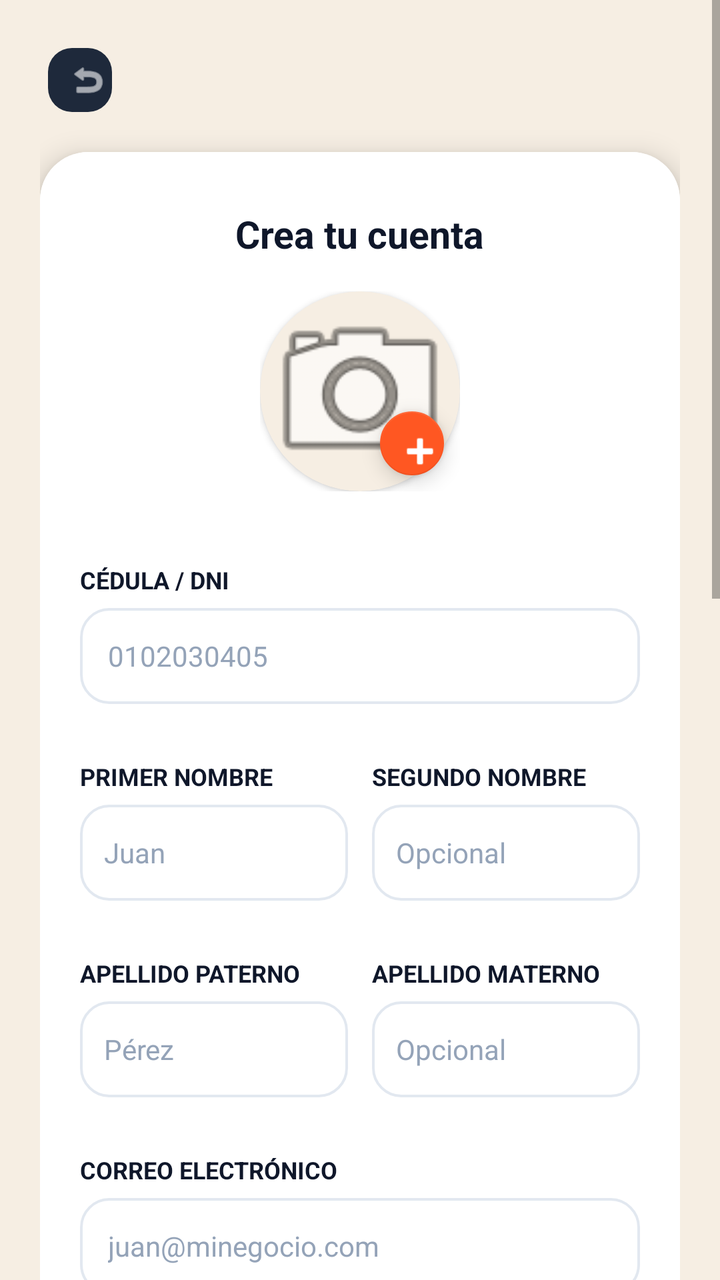
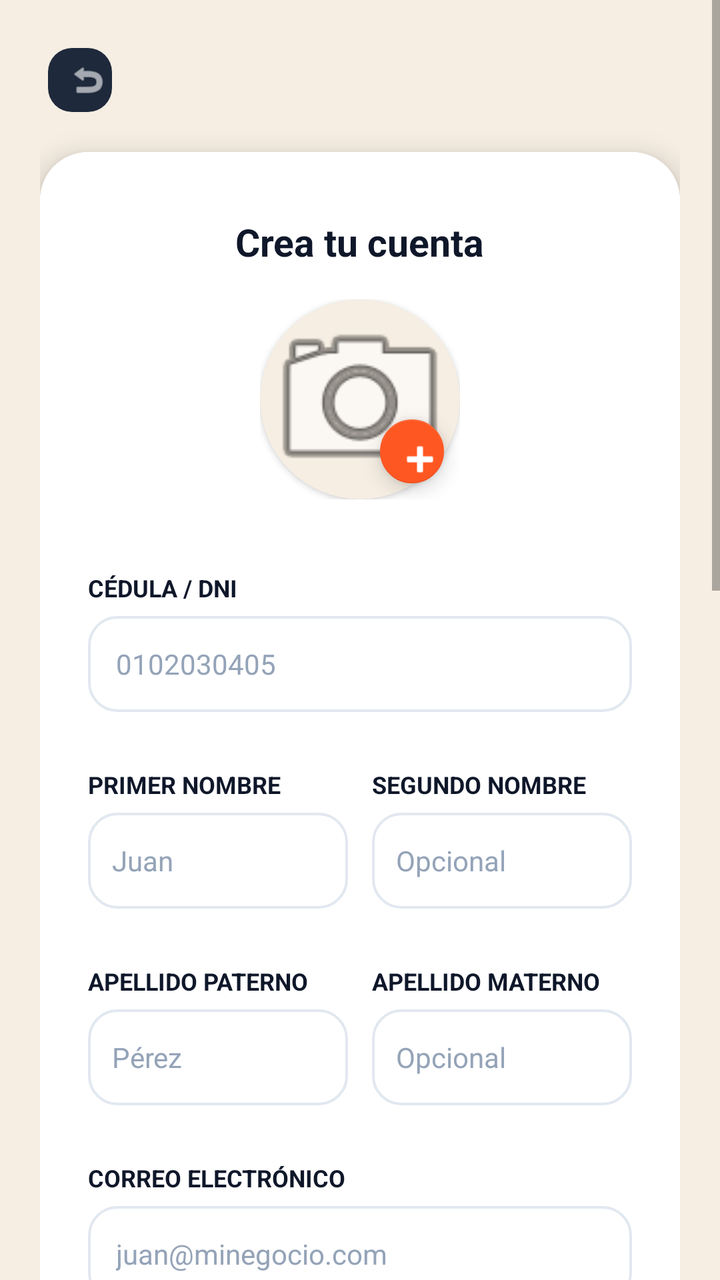

Screens rendered from an Android XML layout before and after an edit, with the pre-edit source and the edit as a unified diff.
<!-- AndroidManifest.xml: application theme Theme.MaterialComponents.Light.NoActionBar -->
<!-- res/layout/activity_registro.xml -->
<?xml version="1.0" encoding="utf-8"?>
<ScrollView xmlns:android="http://schemas.android.com/apk/res/android"
    xmlns:app="http://schemas.android.com/apk/res-auto"
    android:layout_width="match_parent"
    android:layout_height="match_parent"
    android:background="@color/web_background"
    android:fillViewport="true">

    <androidx.constraintlayout.widget.ConstraintLayout
        android:layout_width="match_parent"
        android:layout_height="wrap_content"
        android:padding="20dp">

        
        <com.google.android.material.button.MaterialButton
            android:id="@+id/btnRegresar"
            style="@style/Widget.Material3.Button.IconButton"
            android:layout_width="40dp"
            android:layout_height="40dp"
            app:backgroundTint="#1E293B"
            app:cornerRadius="12dp"
            app:icon="@android:drawable/ic_menu_revert"
            app:iconSize="20dp"
            app:iconTint="@color/white"
            app:layout_constraintStart_toStartOf="parent"
            app:layout_constraintTop_toTopOf="parent" />

        
        <com.google.android.material.card.MaterialCardView
            android:id="@+id/registerCard"
            android:layout_width="match_parent"
            android:layout_height="wrap_content"
            android:layout_marginTop="16dp"
            app:cardBackgroundColor="@color/card_background"
            app:cardCornerRadius="24dp"
            app:cardElevation="8dp"
            app:layout_constraintEnd_toEndOf="parent"
            app:layout_constraintStart_toStartOf="parent"
            app:layout_constraintTop_toBottomOf="@id/btnRegresar"
            app:strokeWidth="0dp">

            <LinearLayout
                android:layout_width="match_parent"
                android:layout_height="wrap_content"
                android:background="@color/card_background"
                android:orientation="vertical"
                android:paddingHorizontal="20dp"
                android:paddingTop="28dp"
                android:paddingBottom="24dp">

                
                <TextView
                    android:layout_width="wrap_content"
                    android:layout_height="wrap_content"
                    android:layout_gravity="center_horizontal"
                    android:text="Crea tu cuenta"
                    android:textColor="@color/text_main"
                    android:textSize="19sp"
                    android:textStyle="bold" />

                <Space
                    android:layout_width="match_parent"
                    android:layout_height="16dp" />

                
                <RelativeLayout
                    android:layout_width="100dp"
                    android:layout_height="100dp"
                    android:layout_gravity="center_horizontal">

                    <androidx.cardview.widget.CardView
                        android:id="@+id/cardFotoPerfil"
                        android:layout_width="100dp"
                        android:layout_height="100dp"
                        app:cardBackgroundColor="@color/web_background"
                        app:cardCornerRadius="50dp"
                        app:cardElevation="2dp">

                        <ImageView
                            android:id="@+id/ivFotoPerfil"
                            android:layout_width="match_parent"
                            android:layout_height="match_parent"
                            android:contentDescription="Foto de perfil"
                            android:scaleType="centerCrop"
                            android:src="@android:drawable/ic_menu_camera" />
                    </androidx.cardview.widget.CardView>

                    <com.google.android.material.floatingactionbutton.FloatingActionButton
                        android:id="@+id/fabSeleccionarFoto"
                        android:layout_width="32dp"
                        android:layout_height="32dp"
                        android:layout_alignParentEnd="true"
                        android:layout_alignParentBottom="true"
                        android:layout_marginEnd="4dp"
                        android:layout_marginBottom="4dp"
                        android:contentDescription="Subir imagen"
                        android:src="@android:drawable/ic_input_add"
                        app:backgroundTint="@color/button_orange"
                        app:fabSize="mini"
                        app:tint="@color/white" />
                </RelativeLayout>

                <Space
                    android:layout_width="match_parent"
                    android:layout_height="24dp" />

                
                <TextView
                    style="@style/RegisterLabelStyle"
                    android:layout_width="wrap_content"
                    android:layout_height="wrap_content"
                    android:text="CÉDULA / DNI" />

                <RelativeLayout
                    android:layout_width="match_parent"
                    android:layout_height="48dp"
                    android:layout_marginTop="6dp"
                    android:background="@drawable/bg_rounded_field">

                    <EditText
                        android:id="@+id/etCedula"
                        android:layout_width="match_parent"
                        android:layout_height="match_parent"
                        android:background="@android:color/transparent"
                        android:hint="0102030405"
                        android:inputType="number"
                        android:maxLength="10"
                        android:paddingHorizontal="14dp"
                        android:textColor="@color/text_main"
                        android:textColorHint="@color/text_placeholder"
                        android:textSize="14sp" />
                </RelativeLayout>

                <Space
                    android:layout_width="match_parent"
                    android:layout_height="16dp" />

                
                <LinearLayout
                    android:layout_width="match_parent"
                    android:layout_height="wrap_content"
                    android:orientation="horizontal">

                    <LinearLayout
                        android:layout_width="0dp"
                        android:layout_height="wrap_content"
                        android:layout_weight="1"
                        android:orientation="vertical">

                        <TextView
                            style="@style/RegisterLabelStyle"
                            android:layout_width="wrap_content"
                            android:layout_height="wrap_content"
                            android:text="PRIMER NOMBRE" />

                        <RelativeLayout
                            android:layout_width="match_parent"
                            android:layout_height="48dp"
                            android:layout_marginTop="6dp"
                            android:background="@drawable/bg_rounded_field">

                            <EditText
                                android:id="@+id/etPrimerNombre"
                                android:layout_width="match_parent"
                                android:layout_height="match_parent"
                                android:background="@android:color/transparent"
                                android:hint="Juan"
                                android:inputType="textPersonName|textCapWords"
                                android:paddingHorizontal="12dp"
                                android:textColor="@color/text_main"
                                android:textColorHint="@color/text_placeholder"
                                android:textSize="14sp" />
                        </RelativeLayout>
                    </LinearLayout>

                    <Space
                        android:layout_width="12dp"
                        android:layout_height="1dp" />

                    <LinearLayout
                        android:layout_width="0dp"
                        android:layout_height="wrap_content"
                        android:layout_weight="1"
                        android:orientation="vertical">

                        <TextView
                            style="@style/RegisterLabelStyle"
                            android:layout_width="wrap_content"
                            android:layout_height="wrap_content"
                            android:text="SEGUNDO NOMBRE" />

                        <RelativeLayout
                            android:layout_width="match_parent"
                            android:layout_height="48dp"
                            android:layout_marginTop="6dp"
                            android:background="@drawable/bg_rounded_field">

                            <EditText
                                android:id="@+id/etSegundoNombre"
                                android:layout_width="match_parent"
                                android:layout_height="match_parent"
                                android:background="@android:color/transparent"
                                android:hint="Opcional"
                                android:inputType="textPersonName|textCapWords"
                                android:paddingHorizontal="12dp"
                                android:textColor="@color/text_main"
                                android:textColorHint="@color/text_placeholder"
                                android:textSize="14sp" />
                        </RelativeLayout>
                    </LinearLayout>
                </LinearLayout>

                <Space
                    android:layout_width="match_parent"
                    android:layout_height="16dp" />

                
                <LinearLayout
                    android:layout_width="match_parent"
                    android:layout_height="wrap_content"
                    android:orientation="horizontal">

                    <LinearLayout
                        android:layout_width="0dp"
                        android:layout_height="wrap_content"
                        android:layout_weight="1"
                        android:orientation="vertical">

                        <TextView
                            style="@style/RegisterLabelStyle"
                            android:layout_width="wrap_content"
                            android:layout_height="wrap_content"
                            android:text="APELLIDO PATERNO" />

                        <RelativeLayout
                            android:layout_width="match_parent"
                            android:layout_height="48dp"
                            android:layout_marginTop="6dp"
                            android:background="@drawable/bg_rounded_field">

                            <EditText
                                android:id="@+id/etApellidoPaterno"
                                android:layout_width="match_parent"
                                android:layout_height="match_parent"
                                android:background="@android:color/transparent"
                                android:hint="Pérez"
                                android:inputType="textPersonName|textCapWords"
                                android:paddingHorizontal="12dp"
                                android:textColor="@color/text_main"
                                android:textColorHint="@color/text_placeholder"
                                android:textSize="14sp" />
                        </RelativeLayout>
                    </LinearLayout>

                    <Space
                        android:layout_width="12dp"
                        android:layout_height="1dp" />

                    <LinearLayout
                        android:layout_width="0dp"
                        android:layout_height="wrap_content"
                        android:layout_weight="1"
                        android:orientation="vertical">

                        <TextView
                            style="@style/RegisterLabelStyle"
                            android:layout_width="wrap_content"
                            android:layout_height="wrap_content"
                            android:text="APELLIDO MATERNO" />

                        <RelativeLayout
                            android:layout_width="match_parent"
                            android:layout_height="48dp"
                            android:layout_marginTop="6dp"
                            android:background="@drawable/bg_rounded_field">

                            <EditText
                                android:id="@+id/etApellidoMaterno"
                                android:layout_width="match_parent"
                                android:layout_height="match_parent"
                                android:background="@android:color/transparent"
                                android:hint="Opcional"
                                android:inputType="textPersonName|textCapWords"
                                android:paddingHorizontal="12dp"
                                android:textColor="@color/text_main"
                                android:textColorHint="@color/text_placeholder"
                                android:textSize="14sp" />
                        </RelativeLayout>
                    </LinearLayout>
                </LinearLayout>

                <Space
                    android:layout_width="match_parent"
                    android:layout_height="16dp" />

                
                <TextView
                    style="@style/RegisterLabelStyle"
                    android:layout_width="wrap_content"
                    android:layout_height="wrap_content"
                    android:text="CORREO ELECTRÓNICO" />

                <RelativeLayout
                    android:layout_width="match_parent"
                    android:layout_height="48dp"
                    android:layout_marginTop="6dp"
                    android:background="@drawable/bg_rounded_field">

                    <EditText
                        android:id="@+id/etEmail"
                        android:layout_width="match_parent"
                        android:layout_height="match_parent"
                        android:background="@android:color/transparent"
                        android:hint="juan@minegocio.com"
                        android:inputType="textEmailAddress"
                        android:paddingHorizontal="14dp"
                        android:textColor="@color/text_main"
                        android:textColorHint="@color/text_placeholder"
                        android:textSize="14sp" />
                </RelativeLayout>

                <Space
                    android:layout_width="match_parent"
                    android:layout_height="16dp" />

                
                <LinearLayout
                    android:layout_width="match_parent"
                    android:layout_height="wrap_content"
                    android:orientation="horizontal">

                    <LinearLayout
                        android:layout_width="0dp"
                        android:layout_height="wrap_content"
                        android:layout_weight="1"
                        android:orientation="vertical">

                        <TextView
                            style="@style/RegisterLabelStyle"
                            android:layout_width="wrap_content"
                            android:layout_height="wrap_content"
                            android:text="TELÉFONO" />

                        <RelativeLayout
                            android:layout_width="match_parent"
                            android:layout_height="48dp"
                            android:layout_marginTop="6dp"
                            android:background="@drawable/bg_rounded_field">

                            <EditText
                                android:id="@+id/etTelefono"
                                android:layout_width="match_parent"
                                android:layout_height="match_parent"
                                android:background="@android:color/transparent"
                                android:hint="+593 99 000 0000"
                                android:inputType="phone"
                                android:paddingHorizontal="12dp"
                                android:textColor="@color/text_main"
                                android:textColorHint="@color/text_placeholder"
                                android:textSize="13sp" />
                        </RelativeLayout>
                    </LinearLayout>

                    <Space
                        android:layout_width="12dp"
                        android:layout_height="1dp" />

                    <LinearLayout
                        android:layout_width="0dp"
                        android:layout_height="wrap_content"
                        android:layout_weight="1"
                        android:orientation="vertical">

                        <TextView
                            style="@style/RegisterLabelStyle"
                            android:layout_width="wrap_content"
                            android:layout_height="wrap_content"
                            android:text="FECHA DE NACIMIENTO" />

                        <RelativeLayout
                            android:layout_width="match_parent"
                            android:layout_height="48dp"
                            android:layout_marginTop="6dp"
                            android:background="@drawable/bg_rounded_field">

                            <EditText
                                android:id="@+id/etFechaNacimiento"
                                android:layout_width="match_parent"
                                android:layout_height="match_parent"
                                android:background="@android:color/transparent"
                                android:clickable="true"
                                android:cursorVisible="false"
                                android:focusable="false"
                                android:hint="dd/mm/aaaa"
                                android:paddingHorizontal="12dp"
                                android:textColor="@color/text_main"
                                android:textColorHint="@color/text_placeholder"
                                android:textSize="13sp" />
                        </RelativeLayout>
                    </LinearLayout>
                </LinearLayout>

                <Space
                    android:layout_width="match_parent"
                    android:layout_height="16dp" />

                
                <TextView
                    style="@style/RegisterLabelStyle"
                    android:layout_width="wrap_content"
                    android:layout_height="wrap_content"
                    android:text="DIRECCIÓN" />

                <RelativeLayout
                    android:layout_width="match_parent"
                    android:layout_height="48dp"
                    android:layout_marginTop="6dp"
                    android:background="@drawable/bg_rounded_field">

                    <EditText
                        android:id="@+id/etDireccion"
                        android:layout_width="match_parent"
                        android:layout_height="match_parent"
                        android:background="@android:color/transparent"
                        android:hint="Av. Ejemplo 123, Cuenca"
                        android:inputType="textPostalAddress"
                        android:paddingHorizontal="14dp"
                        android:textColor="@color/text_main"
                        android:textColorHint="@color/text_placeholder"
                        android:textSize="14sp" />
                </RelativeLayout>

                <Space
                    android:layout_width="match_parent"
                    android:layout_height="16dp" />

                
                <TextView
                    style="@style/RegisterLabelStyle"
                    android:layout_width="wrap_content"
                    android:layout_height="wrap_content"
                    android:text="PARROQUIA" />

                <RelativeLayout
                    android:layout_width="match_parent"
                    android:layout_height="48dp"
                    android:layout_marginTop="6dp"
                    android:background="@drawable/bg_rounded_field">

                    <Spinner
                        android:id="@+id/spinnerParroquia"
                        android:layout_width="match_parent"
                        android:layout_height="match_parent"
                        android:background="@android:color/transparent"
                        android:paddingStart="14dp"
                        android:paddingEnd="10dp"
                        android:spinnerMode="dropdown" />
                </RelativeLayout>

                <Space
                    android:layout_width="match_parent"
                    android:layout_height="16dp" />

                
                <TextView
                    style="@style/RegisterLabelStyle"
                    android:layout_width="wrap_content"
                    android:layout_height="wrap_content"
                    android:text="CONTRASEÑA" />

                <RelativeLayout
                    android:layout_width="match_parent"
                    android:layout_height="48dp"
                    android:layout_marginTop="6dp"
                    android:background="@drawable/bg_rounded_field">

                    <ImageView
                        android:id="@+id/ivTogglePassword"
                        android:layout_width="24dp"
                        android:layout_height="24dp"
                        android:layout_alignParentEnd="true"
                        android:layout_centerVertical="true"
                        android:layout_marginEnd="12dp"
                        android:background="?attr/selectableItemBackgroundBorderless"
                        android:clickable="true"
                        android:contentDescription="Mostrar u ocultar contraseña"
                        android:focusable="true"
                        android:src="@android:drawable/ic_menu_view" />

                    <EditText
                        android:id="@+id/etPassword"
                        android:layout_width="match_parent"
                        android:layout_height="match_parent"
                        android:layout_toStartOf="@id/ivTogglePassword"
                        android:background="@android:color/transparent"
                        android:hint="Mínimo 8 caracteres"
                        android:inputType="textPassword"
                        android:paddingStart="14dp"
                        android:paddingEnd="10dp"
                        android:textColor="@color/text_main"
                        android:textColorHint="@color/text_placeholder"
                        android:textSize="14sp" />
                </RelativeLayout>

                <TextView
                    android:layout_width="wrap_content"
                    android:layout_height="wrap_content"
                    android:layout_marginTop="4dp"
                    android:text="Ingresa una contraseña segura"
                    android:textColor="@color/text_placeholder"
                    android:textSize="11sp" />

                <Space
                    android:layout_width="match_parent"
                    android:layout_height="12dp" />

                
                <TextView
                    style="@style/RegisterLabelStyle"
                    android:layout_width="wrap_content"
                    android:layout_height="wrap_content"
                    android:text="CONFIRMAR CONTRASEÑA" />

                <RelativeLayout
                    android:layout_width="match_parent"
                    android:layout_height="48dp"
                    android:layout_marginTop="6dp"
                    android:background="@drawable/bg_rounded_field">

                    <EditText
                        android:id="@+id/etConfirmPassword"
                        android:layout_width="match_parent"
                        android:layout_height="match_parent"
                        android:background="@android:color/transparent"
                        android:hint="Repite la contraseña"
                        android:inputType="textPassword"
                        android:paddingHorizontal="14dp"
                        android:textColor="@color/text_main"
                        android:textColorHint="@color/text_placeholder"
                        android:textSize="14sp" />
                </RelativeLayout>

                <Space
                    android:layout_width="match_parent"
                    android:layout_height="18dp" />

                
                <LinearLayout
                    android:layout_width="match_parent"
                    android:layout_height="wrap_content"
                    android:gravity="center_vertical"
                    android:orientation="horizontal">

                    <CheckBox
                        android:id="@+id/cbTerminos"
                        android:layout_width="wrap_content"
                        android:layout_height="wrap_content"
                        android:buttonTint="@color/button_orange" />

                    <TextView
                        android:id="@+id/tvTerminos"
                        android:layout_width="0dp"
                        android:layout_height="wrap_content"
                        android:layout_marginStart="4dp"
                        android:layout_weight="1"
                        android:clickable="true"
                        android:focusable="true"
                        android:text="Acepto los Términos y Condiciones de Dilo"
                        android:textColor="@color/button_orange"
                        android:textSize="13sp"
                        android:textStyle="bold" />
                </LinearLayout>

                <Space
                    android:layout_width="match_parent"
                    android:layout_height="20dp" />

                
                <com.google.android.material.button.MaterialButton
                    android:id="@+id/btnContinuar"
                    android:layout_width="match_parent"
                    android:layout_height="52dp"
                    android:gravity="center"
                    android:insetTop="0dp"
                    android:insetBottom="0dp"
                    android:text="Continuar"
                    android:textAllCaps="false"
                    android:textColor="@color/white"
                    android:textSize="15sp"
                    android:textStyle="bold"
                    app:backgroundTint="@color/button_orange"
                    app:cornerRadius="26dp"
                    app:elevation="0dp" />

                
                <TextView
                    android:id="@+id/tvGoToLogin"
                    android:layout_width="wrap_content"
                    android:layout_height="wrap_content"
                    android:layout_gravity="center_horizontal"
                    android:layout_marginTop="16dp"
                    android:clickable="true"
                    android:focusable="true"
                    android:text="¿Ya tienes cuenta? Inicia sesión"
                    android:textColor="@color/text_muted"
                    android:textSize="13sp" />

            </LinearLayout>
        </com.google.android.material.card.MaterialCardView>
    </androidx.constraintlayout.widget.ConstraintLayout>
</ScrollView>
<!-- resources referenced by this layout -->
<resources>
  <color name="button_orange">#FF5722</color>
  <color name="card_background">#FFFFFF</color>
  <color name="text_main">#0F172A</color>
  <color name="text_muted">#475569</color>
  <color name="text_placeholder">#94A3B8</color>
  <color name="web_background">#f6eee3</color>
  <color name="white">#FFFFFFFF</color>
  <!-- drawable bg_rounded_field (drawable) -->
  <?xml version="1.0" encoding="utf-8"?>
  <shape xmlns:android="http://schemas.android.com/apk/res/android"
      android:shape="rectangle">
  
      <solid android:color="@color/card_background" />
  
      <stroke
          android:width="1.2dp"
          android:color="@color/input_stroke" />
  
      <corners android:radius="14dp" />
  
  </shape>
  <style name="RegisterLabelStyle">
          <item name="android:textSize">12sp</item>
          <item name="android:textStyle">bold</item>
          <item name="android:textColor">@color/color_texto_principal</item>
          <item name="android:layout_marginTop">12dp</item>
      </style>
  <color name="input_stroke">#E2E8F0</color>
  <color name="color_texto_principal">#0F172A</color>
</resources>

<!-- the commit's change to res/layout/activity_registro.xml (unified diff, before → after) -->
@@ -1,10 +1,12 @@
 <?xml version="1.0" encoding="utf-8"?>
 <ScrollView xmlns:android="http://schemas.android.com/apk/res/android"
     xmlns:app="http://schemas.android.com/apk/res-auto"
+    android:id="@+id/main"
     android:layout_width="match_parent"
     android:layout_height="match_parent"
     android:background="@color/web_background"
-    android:fillViewport="true">
+    android:fillViewport="true"
+    android:focusableInTouchMode="true">
 
     <androidx.constraintlayout.widget.ConstraintLayout
         android:layout_width="match_parent"
@@ -40,12 +42,13 @@
             app:strokeWidth="0dp">
 
             <LinearLayout
+                android:id="@+id/containerFormulario"
                 android:layout_width="match_parent"
                 android:layout_height="wrap_content"
                 android:background="@color/card_background"
                 android:orientation="vertical"
-                android:paddingHorizontal="20dp"
-                android:paddingTop="28dp"
+                android:paddingHorizontal="24dp"
+                android:paddingTop="32dp"
                 android:paddingBottom="24dp">
 
                 
